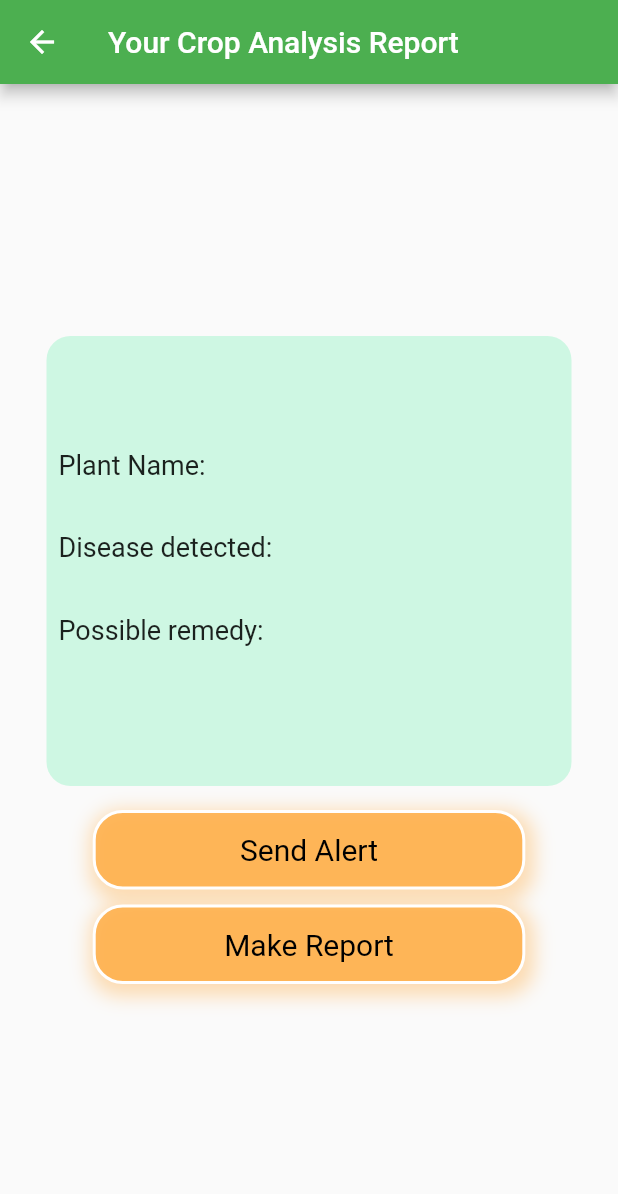
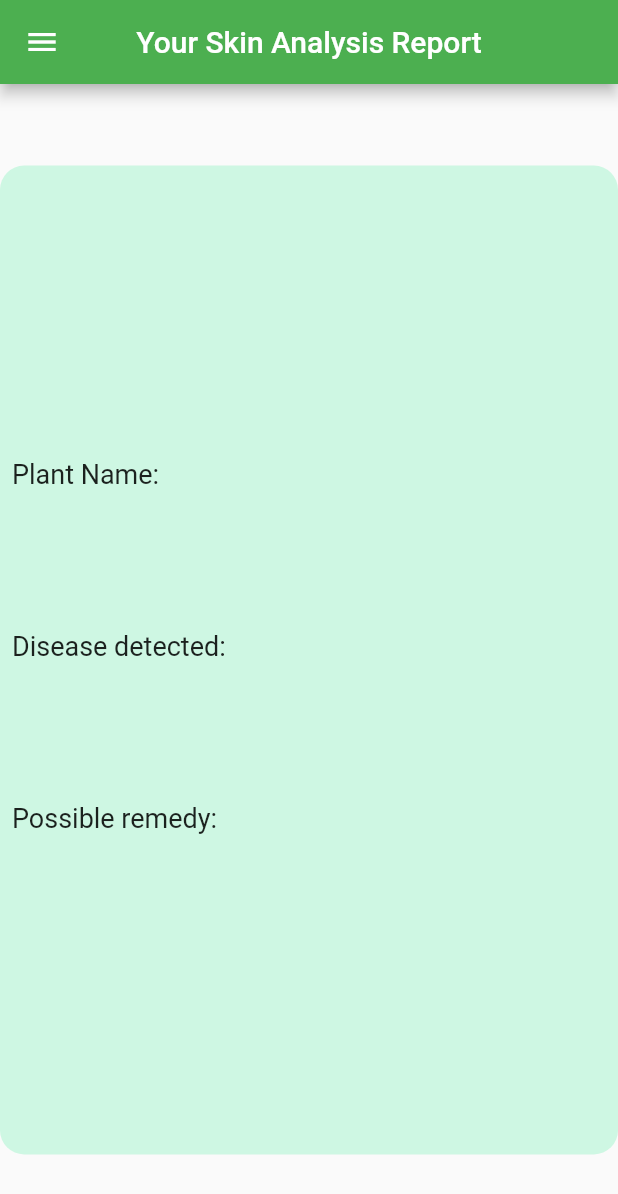
Before and after one commit to nehakalbande/skinmitra, a Flutter app: the ResultPage screen opened directly with empty values, on a phone screen of 412 x 824 dp. Shown: the top 1194 px of the screen. Run offline on Flutter 3.47's test engine with Material 2 defaults, Android fonts, the light colour scheme and no system bars; our stand-ins replace camera, dio, firebase_auth, firebase_core, firebase_messaging, get and 2 more; accounts and stored records are empty.

Commit message:
done basic changes

```diff
--- a/lib/pages/home_page.dart
+++ b/lib/pages/home_page.dart
@@ -51,13 +51,13 @@ class _homeScreenState extends State<homeScreen> {
   Widget build(BuildContext context) {
     return Scaffold(
 
-      backgroundColor: Colors.black,
+      backgroundColor: Colors.white,
 
       drawer: NavigationDrawerWidget(),
 
       appBar: AppBar(
         elevation: 0,
-        backgroundColor: Colors.deepOrange,
+        backgroundColor: Colors.green,
         title: Text("Welcome ${_user.displayName}"),
       ),
 
--- a/lib/pages/image_preview.dart
+++ b/lib/pages/image_preview.dart
@@ -5,6 +5,7 @@ import 'package:get/get.dart';
 import 'package:skinmitra/pages/result_page.dart';
 import 'package:skinmitra/services/http.dart';
 import 'package:skinmitra/widgets/login_button.dart';
+import 'package:skinmitra/widgets/nav_draw.dart';
 
 class ImagePreview extends StatefulWidget {
   final String imagePath;
@@ -21,6 +22,8 @@ class _ImagePreviewState extends State<ImagePreview> {
   @override
   Widget build(BuildContext context) {
     return Scaffold(
+      drawer: NavigationDrawerWidget(),
+
       appBar: AppBar(
         title: Text("Preview your image"),
         centerTitle: true,
--- a/lib/pages/result_page.dart
+++ b/lib/pages/result_page.dart
@@ -3,6 +3,7 @@ import 'package:get/get.dart';
 import 'package:skinmitra/pdf/pdf_gen.dart';
 import 'package:skinmitra/services/http.dart';
 import 'package:skinmitra/widgets/login_button.dart';
+import 'package:skinmitra/widgets/nav_draw.dart';
 
 class ResultPage extends StatefulWidget {
   final String disease, plant, remedy;
@@ -23,8 +24,11 @@ class _ResultPageState extends State<ResultPage> {
   @override
   Widget build(BuildContext context) {
     return Scaffold(
+      drawer: NavigationDrawerWidget(),
+
       appBar: AppBar(
-          title: Text("Your Crop Analysis Report"),
+          title: Text("Your Skin Analysis Report"),
+          centerTitle: true,
           backgroundColor: Colors.green),
       body: Center(
         child: Column(
@@ -34,8 +38,8 @@ class _ResultPageState extends State<ResultPage> {
               flex: 1,
             ),
             Container(
-              height: 300,
-              width: 350,
+              height: MediaQuery.of(context).size.height*0.8,
+              width: MediaQuery.of(context).size.width,
               padding: const EdgeInsets.all(8),
               decoration: BoxDecoration(
                   color: Colors.greenAccent.withOpacity(0.3),
@@ -73,53 +77,9 @@ class _ResultPageState extends State<ResultPage> {
                 ],
               ),
             ),
-            SizedBox(
-              height: 16,
-            ),
-            LoginButton(
-                title: "Send Alert",
-                shade: Colors.orangeAccent,
-                factor: 0.7,
-                onTap: () async {
-                  await sendAlerts(
-                      plant: widget.plant, disease: widget.disease);
-                  Get.snackbar(
-                    "Success!",
-                    "The Alert has been sent to everyone",
-                    backgroundColor: Colors.white,
-                    duration: Duration(seconds: 8),
-                  );
-                }),
-            SizedBox(
-              height: 10,
-            ),
-            LoginButton(
-                title: "Make Report",
-                shade: Colors.orangeAccent,
-                factor: 0.7,
-                onTap: () async {
-                  setState(() {
-                    isLoading = true;
-                  });
-                  bool result = await makeReport(
-                    plant: widget.plant,
-                    disease: widget.disease,
-                    remedy: widget.remedy,
-                  );
-                  setState(() {
-                    isLoading = false;
-                  });
-                  print(result);
 
-                  // if (result) {
-                  //   Get.snackbar(
-                  //     "Success!",
-                  //     "The Crop Analysis Report has been generated and saved to Downloads folder",
-                  //     backgroundColor: Colors.white,
-                  //     duration: Duration(seconds: 16),
-                  //   );
-                  // }
-                }),
+
+
             isLoading
                 ? Expanded(
                     flex: 1, child: Center(child: CircularProgressIndicator()))
--- a/lib/widgets/nav_draw.dart
+++ b/lib/widgets/nav_draw.dart
@@ -10,7 +10,9 @@ class NavigationDrawerWidget extends StatelessWidget {
   @override
   Widget build(BuildContext context){
     return Drawer(
-
+      child: Container(
+        color: Colors.green,
+      ),
     );
   }
 }
--- a/lib/widgets/photo_button.dart
+++ b/lib/widgets/photo_button.dart
@@ -1,6 +1,5 @@
 import 'package:flutter/material.dart';
 
-import '../styles.dart';
 
 class PhotoButton extends StatefulWidget {
   PhotoButton({required this.onTap});
@@ -53,7 +52,7 @@ class _PhotoButtonState extends State<PhotoButton> {
             shape: BoxShape.circle,
             color: Colors.transparent,
             border: Border.all(
-              color: kOrange,
+              color: Colors.deepOrange,
               width: 2.0,
             ),
           ),
@@ -64,7 +63,7 @@ class _PhotoButtonState extends State<PhotoButton> {
             curve: Curves.easeInOut,
             margin: EdgeInsets.all(margin),
             decoration: BoxDecoration(
-              color: kOrange.withOpacity(opacity),
+              color: Colors.deepOrange.withOpacity(opacity),
               shape: BoxShape.circle,
             ),
           ),
```
Also changed, not shown: lib/pdf/pdf_gen.dart (deleted, +0 -111 lines), lib/remote_services/http.dart (deleted, +0 -31 lines), lib/services/http.dart (+0 -16 lines), lib/styles.dart (deleted, +0 -12 lines).
